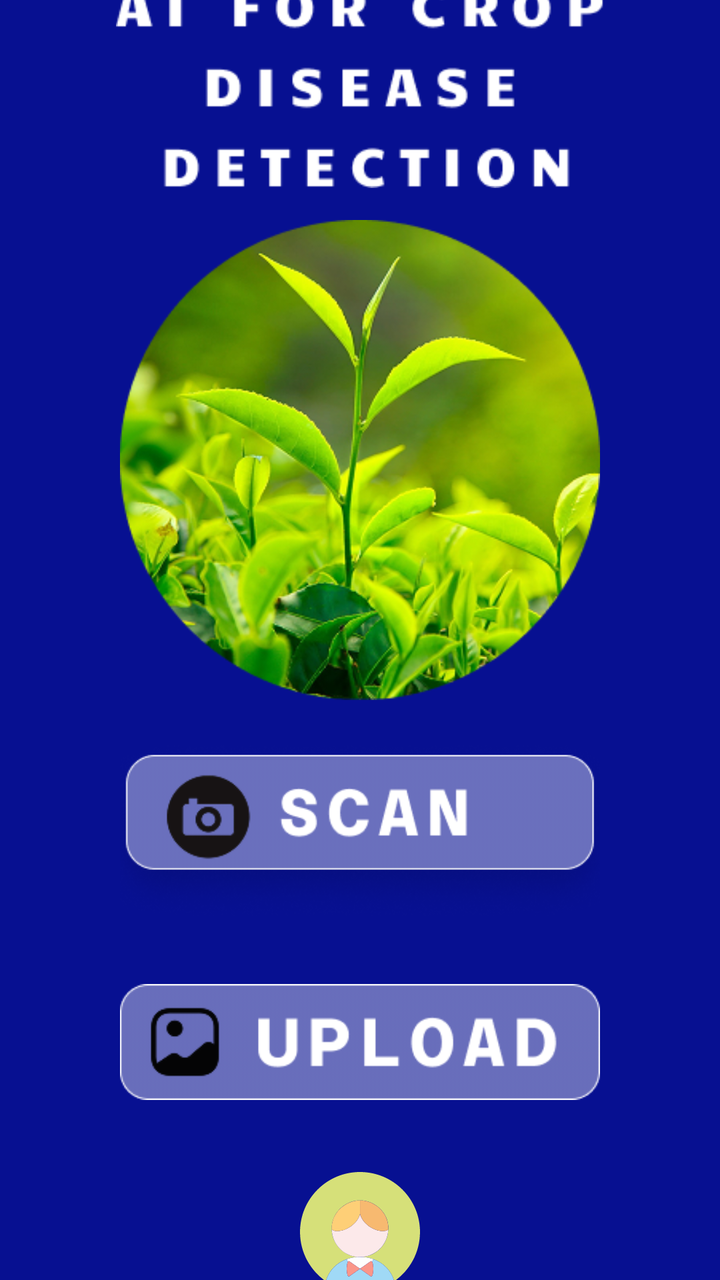
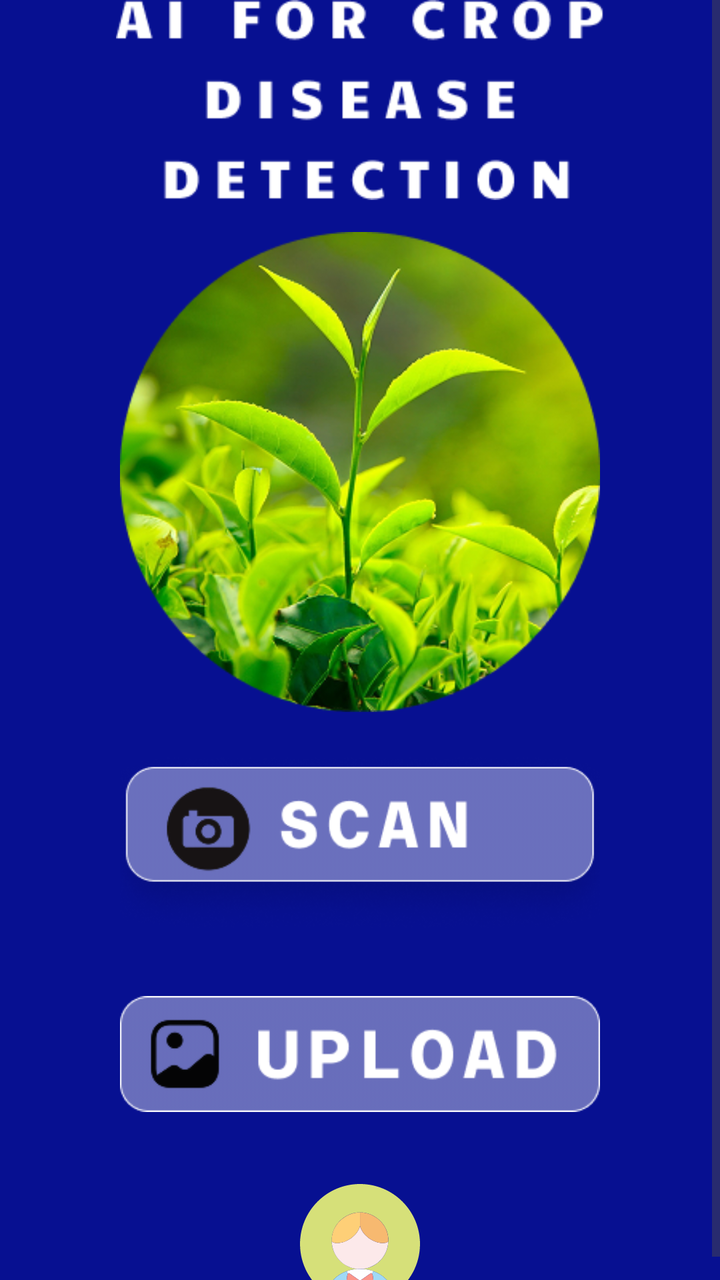

Compare the two renders of this Android layout. The source of the first and the diff that turns it into the second are given below.
<!-- AndroidManifest.xml: application theme Theme.AI_for_Crop_Diseases_Detection -->
<!-- res/layout/fragment_home.xml -->
<?xml version="1.0" encoding="utf-8"?>
<LinearLayout
    xmlns:android="http://schemas.android.com/apk/res/android"
    xmlns:tools="http://schemas.android.com/tools"
    tools:context=".fragments.HomeFragment"
    android:id="@+id/homeScreen"
    android:layout_width="match_parent"
    android:layout_height="match_parent"
    android:orientation="vertical"
    android:gravity="center"
    android:padding="0dp"
    android:background="#071091">

    <ImageView
        android:id="@+id/heading"
        android:layout_width="match_parent"
        android:layout_height="100dp"
        android:scaleType="fitCenter"
        android:src="@drawable/heading"/>

    <ImageView
        android:id="@+id/appIcon"
        android:layout_width="240dp"
        android:layout_height="240dp"
        android:src="@drawable/icon"
        android:scaleType="centerCrop"
        android:layout_marginTop="16dp"/>

    <ImageView
        android:id="@+id/scanButton"
        android:layout_width="240dp"
        android:layout_height="90dp"
        android:src="@drawable/scan"
        android:scaleType="centerCrop"
        android:clickable="true"
        android:focusable="true"
        android:layout_marginTop="20dp"/>

    <ImageView
        android:id="@+id/uploadButton"
        android:layout_width="240dp"
        android:layout_height="90dp"
        android:src="@drawable/upload"
        android:clickable="true"
        android:focusable="true"
        android:layout_marginTop="16dp"/>
    <ImageView
        android:id="@+id/profile"
        android:layout_width="60dp"
        android:layout_height="60dp"
        android:src="@drawable/avatar_profile"
        android:layout_marginTop="20dp"/>


</LinearLayout>
<!-- resources referenced by this layout -->
<resources>
  <!-- drawable avatar_profile: vector/xml drawable (drawable, 3896 chars, omitted) -->
  <!-- drawable heading: png bitmap (drawable, 4609 bytes) -->
  <!-- drawable icon: png bitmap (drawable, 152487 bytes) -->
  <!-- drawable scan: png bitmap (drawable, 20375 bytes) -->
  <!-- drawable upload: png bitmap (drawable, 5559 bytes) -->
  <style name="Theme.AI_for_Crop_Diseases_Detection" parent="Base.Theme.AI_for_Crop_Diseases_Detection" />
  <style name="Base.Theme.AI_for_Crop_Diseases_Detection" parent="Theme.Material3.DayNight.NoActionBar">
          
          
      </style>
</resources>

<!-- the commit's change to res/layout/fragment_home.xml (unified diff, before → after) -->
@@ -1,15 +1,21 @@
 <?xml version="1.0" encoding="utf-8"?>
-<LinearLayout
+<ScrollView
     xmlns:android="http://schemas.android.com/apk/res/android"
     xmlns:tools="http://schemas.android.com/tools"
-    tools:context=".fragments.HomeFragment"
-    android:id="@+id/homeScreen"
     android:layout_width="match_parent"
     android:layout_height="match_parent"
-    android:orientation="vertical"
-    android:gravity="center"
-    android:padding="0dp"
-    android:background="#071091">
+    android:fillViewport="true"
+    android:background="#071091"
+    tools:context=".fragments.HomeFragment">
+    <LinearLayout
+        tools:context=".fragments.HomeFragment"
+        android:id="@+id/homeScreen"
+        android:layout_width="match_parent"
+        android:layout_height="match_parent"
+        android:orientation="vertical"
+        android:gravity="center"
+        android:padding="0dp"
+        android:background="#071091">
 
     <ImageView
         android:id="@+id/heading"
@@ -52,4 +58,5 @@
         android:layout_marginTop="20dp"/>
 
 
-</LinearLayout>
+    </LinearLayout>
+</ScrollView>
